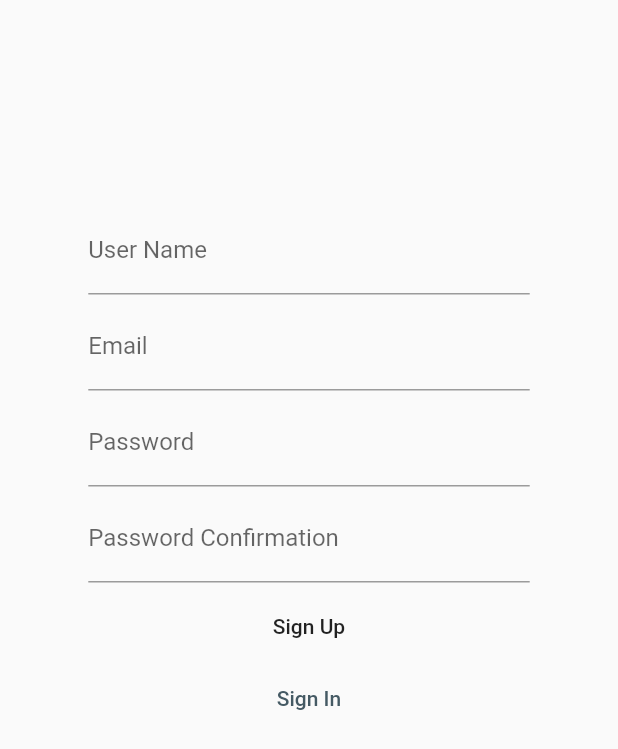
After one commit to ywaz/PingMe, a Flutter app: the SignUpScreen screen opened by its route, after a tap on "Sign Up", on a phone screen of 412 x 824 dp. The commit adds this screen. Shown: the top 749 px of the screen. Run offline on Flutter 3.47's test engine with Material 2 defaults, Android fonts, the phone set to English and light mode, and no system bars; our stand-ins replace bloc, cloud_firestore, equatable, firebase_auth, firebase_core, flutter_bloc; accounts and stored records are empty.

Commit message:
SignUp state, Cubit and Screen addition, sign up error handling

```diff
--- /dev/null
+++ b/lib/bloc/signup_cubit.dart
@@ -0,0 +1,67 @@
+import 'package:flutter_bloc/flutter_bloc.dart';
+import 'package:pingMe/bloc/signup_state.dart';
+import 'package:pingMe/repository/authentication_repository.dart';
+import 'package:pingMe/models/form_validators.dart' as formz;
+
+class SignUPCubit extends Cubit<SignUpState> {
+  AuthenticationRepository _authenticationRepository;
+
+  SignUPCubit(AuthenticationRepository authRepo)
+      : assert(authRepo != null),
+        _authenticationRepository = authRepo,
+        super(SignUpState());
+
+  void checkInput(String value, String input, [String validatedPwd]) {
+    switch (input) {
+      case 'email':
+        if (!formz.emailValidator(value)) {
+          emit(state.copyWith(
+              email: value, status: formz.FormStatus.invalidEmail));
+        } else {
+          emit(state.copyWith(email: value, status: formz.FormStatus.validEmail));
+        }
+        break;
+      case 'pwd':
+        if (!formz.passwordvalidator(value)) {
+          emit(state.copyWith(
+              password: value, status: formz.FormStatus.invalidPwd));
+        } else {
+          emit(state.copyWith(password: value, status: formz.FormStatus.validPwd));
+        }
+        break;
+      case 'pwdValidation':
+        if (value == validatedPwd && validatedPwd.isNotEmpty) {
+          emit(state.copyWith(status: formz.FormStatus.validPwdConfirmation));
+        } else {
+          emit(state.copyWith(status: formz.FormStatus.notMatching));
+        }
+        break;
+      case 'userName':
+        if (value.isEmpty) {
+          emit(state.copyWith(
+              userName: value, status: formz.FormStatus.emptyInput));
+        } else {
+          emit(state.copyWith(userName: value, status: formz.FormStatus.validuserName));
+        }
+        break;
+      default:
+        return;
+    }
+  }
+
+  Future<void> createAccount(String email, String userName, String pwd) async {
+    try {
+      emit(state.copyWith(
+          email: email,
+          userName: userName,
+          password: pwd,
+          status: formz.FormStatus.signUpRequested));
+      await _authenticationRepository.signUp(
+          email: email, pwd: pwd, userName: userName);
+      emit(state.copyWith(status: formz.FormStatus.signUpSuccesfull));
+    } on Exception {
+      print('signup failure occured');
+      emit(state.copyWith(status: formz.FormStatus.signUpFailure));
+    }
+  }
+}
--- /dev/null
+++ b/lib/bloc/signup_state.dart
@@ -0,0 +1,25 @@
+import 'package:equatable/equatable.dart';
+import 'package:pingMe/models/form_validators.dart' as formz;
+
+class SignUpState extends Equatable {
+  final String userName, email, password;
+  final formz.FormStatus status;
+
+  SignUpState({this.userName='', this.email='', this.password='', this.status=formz.FormStatus.pure});
+
+  List<dynamic> get props => [userName, email, password, status];
+
+  SignUpState copyWith(
+      {String userName,
+      String email,
+      String password,
+      formz.FormStatus status}) {
+    return SignUpState(
+        email: email ?? this.email,
+        userName: userName ?? this.userName,
+        password: password ?? this.password,
+        status: status ?? this.status);
+  }
+
+
+}
--- a/lib/main.dart
+++ b/lib/main.dart
@@ -11,6 +11,7 @@ import 'package:pingMe/repository/repository.dart';
 import 'package:flutter/foundation.dart';
 import 'package:pingMe/screens/conversations_screen.dart';
 import 'package:pingMe/screens/login_screen.dart';
+import 'package:pingMe/screens/signup_screen.dart';
 import 'repository/repository.dart';
 import 'package:pingMe/screens/splash_screen.dart';
 
@@ -44,10 +45,10 @@ class PingMe extends StatelessWidget {
         primarySwatch: Colors.blue,
         visualDensity: VisualDensity.adaptivePlatformDensity,
       ),
-      // routes: {
-      //   '/': (ctx)=> LoginScreen(),
-      //   ConversationsScreen.routeName: (ctx)=> ConversationsScreen(),
-      // },
+      routes: {
+        LoginScreen.route: (ctx)=> LoginScreen(),
+        SignUpScreen.route: (ctx)=>SignUpScreen(),
+      },
       home: BlocProvider<AuthBloc>(
         create: (ctx) => AuthBloc(ctx.repository<AuthenticationRepository>()),
         child:
@@ -55,7 +56,6 @@ class PingMe extends StatelessWidget {
           if (state is UnAuthenticated) {
             return LoginScreen();
           } else if (state is Authenticated) {
-            print('main widget the current user is : ${state.user.userId}');
             return ConversationsScreen(state.user);
           } else {
             return SplashScreen();
--- a/lib/models/form_validators.dart
+++ b/lib/models/form_validators.dart
@@ -1,3 +1,4 @@
+  enum FormStatus{invalidEmail, invalidUserName, invalidPwd, emptyInput, validEmail, validuserName, validPwd, validPwdConfirmation,notMatching,pure, signUpRequested, signUpSuccesfull, signUpFailure}
 
   bool emailValidator(String email){
     RegExp regex = RegExp(r'^[a-zA-Z0-9.!#$%&’*+/=?^_`{|}~-]+@[a-zA-Z0-9-]+(?:\.[a-zA-Z0-9-]+)*$');
--- a/lib/repository/authentication_repository.dart
+++ b/lib/repository/authentication_repository.dart
@@ -11,6 +11,9 @@ class LogOutFailure implements Exception {}
 
 class AuthenticationRepository {
   final FirebaseAuth _auth;
+  // final FirebaseFirestore _firestore;
+  // , _firestore=firestore?? FirebaseFirestore.instance
+  // , FirebaseFirestore firestore
   AuthenticationRepository({FirebaseAuth userAuth})
       : _auth = userAuth ??
             FirebaseAuth
@@ -46,7 +49,8 @@ class AuthenticationRepository {
       UserCredential userCredential = await _auth
           .createUserWithEmailAndPassword(email: email, password: pwd);
       await userCredential.user.updateProfile(displayName: userName);
-    } on Exception {
+    } on Exception catch(e){
+      print(e);
       throw SignUpFailure();
     }
   }
@@ -64,6 +68,8 @@ class AuthenticationRepository {
     }
   }
 
+
+
   Future<void> logOut() async {
     try {
       await _auth.signOut();
--- a/lib/repository/repository.dart
+++ b/lib/repository/repository.dart
@@ -69,4 +69,8 @@ class Repository {
       return conversationIds;
 
   }
+
+  static  registerUser(String email, String uID, String userName){
+
+  }
 }
--- a/lib/screens/conversations_screen.dart
+++ b/lib/screens/conversations_screen.dart
@@ -7,23 +7,39 @@ import 'package:pingMe/screens/messages_screen.dart';
 import 'package:pingMe/repository/user.dart' as userModel;
 
 class ConversationsScreen extends StatelessWidget {
-  static const String routeName='ConversationsScreen';
+  static const String routeName = 'ConversationsScreen';
   final userModel.User user;
 
-  ConversationsScreen(this.user):assert(user!=null);
+  ConversationsScreen(this.user) : assert(user != null);
 
   @override
   Widget build(BuildContext context) {
     return Scaffold(
       appBar: AppBar(
-        actions: [IconButton(icon: Icon(Icons.exit_to_app),  onPressed: ()=>context.bloc<AuthBloc>()..add(AuthLogOut()))],
+        title: RichText(text: TextSpan(
+          children: <TextSpan>[
+            TextSpan(text:'Welcome', style: TextStyle(fontStyle: FontStyle.italic, fontSize: 18)),
+            TextSpan(text: ' ${user.userName}', style: TextStyle(fontWeight: FontWeight.bold, fontSize: 20 ))
+          ]
+        )),
+        actions: [
+          IconButton(
+              icon: Icon(Icons.exit_to_app,),
+              onPressed: () => context.bloc<AuthBloc>()..add(AuthLogOut()))
+        ],
       ),
       body: FutureBuilder(
           future: RepositoryProvider.of<Repository>(context)
               .retrieveConversationsContacts(user.userId),
           builder: (context, conversationsList) {
-          return conversationsList.connectionState == ConnectionState.done
-              ? ListView.builder(
+            if (conversationsList.connectionState == ConnectionState.waiting) {
+              return Center(child: CircularProgressIndicator());
+            } else if (conversationsList.connectionState ==
+                ConnectionState.done) {
+              if (conversationsList.data.length == 0) {
+                return Center(child: Text('No Conversations found !'));
+              } else {
+                return ListView.builder(
                     itemCount: conversationsList.data.length,
                     itemBuilder: (context, index) {
                       return Card(
@@ -32,16 +48,22 @@ class ConversationsScreen extends StatelessWidget {
                         elevation: 6,
                         child: ListTile(
                           leading: Icon(Icons.person),
-                        title: Text(conversationsList.data[index]['receiver']),
-                        onTap: ()=>Navigator.of(context).push(MaterialPageRoute(builder: (context){
-                          return MessagesScreen(conversationId: conversationsList.data[index]['conversation'], );
+                          title:
+                              Text(conversationsList.data[index]['receiver']),
+                          onTap: () => Navigator.of(context)
+                              .push(MaterialPageRoute(builder: (context) {
+                            return MessagesScreen(
+                              conversationId: conversationsList.data[index]
+                                  ['conversation'],
+                            );
                           })),
                         ),
                       );
-                  })
-              : Center(child: CircularProgressIndicator());
-        },
-      ),
+                    });
+              }
+            }
+            return null;
+          }),
     );
   }
 }
--- a/lib/screens/login_screen.dart
+++ b/lib/screens/login_screen.dart
@@ -4,8 +4,10 @@ import 'package:flutter_bloc/flutter_bloc.dart';
 import 'package:pingMe/bloc/login_cubit.dart';
 import 'package:pingMe/bloc/login_state.dart';
 import 'package:pingMe/repository/authentication_repository.dart';
+import 'package:pingMe/screens/signup_screen.dart';
 
 class LoginScreen extends StatelessWidget {
+  static const String route= '/LoginScreen';
   @override
   Widget build(BuildContext context) {
     final TextEditingController _emailController = TextEditingController();
@@ -18,20 +20,11 @@ class LoginScreen extends StatelessWidget {
       child: Scaffold(
         body: BlocBuilder<LoginCubit, LoginState>(
           builder: (context, LoginState state) {
-            if (state is LoginFailure) {
-              // Scaffold.of(context).showSnackBar(SnackBar(
-              //   elevation: 5,
-              //   backgroundColor: Colors.red,
-              //   content: Text('Login Has Failed!'),
-              // ));
-              print('Login Failed!');
-            }
-
             return Align(
               alignment: Alignment.center,
               child: Container(
-                padding: EdgeInsets.only(top: size.height/5),
-                width: size.width*5/7,
+                padding: EdgeInsets.only(top: size.height / 5),
+                width: size.width * 5 / 7,
                 child: ListView(
                   scrollDirection: Axis.vertical,
                   children: [
@@ -39,16 +32,14 @@ class LoginScreen extends StatelessWidget {
                       controller: _emailController,
                       keyboardType: TextInputType.emailAddress,
                       decoration: InputDecoration(
-                        labelText: 'Email@',
+                        labelText: 'Email',
                         errorText:
                             (state is EmailNeeded) ? 'Invalid Email' : null,
                       ),
                       textInputAction: TextInputAction.next,
                       onChanged: (value) {
-
                         context.bloc<LoginCubit>().emailChanged(value);
                       },
-
                     ),
                     SizedBox(
                       height: 5,
@@ -76,12 +67,23 @@ class LoginScreen extends StatelessWidget {
                               if (_emailController.text.isNotEmpty &&
                                   _pwdController.text.isNotEmpty) {
                                 context.bloc<LoginCubit>().signInWithEmail(
-                                    _emailController.text,
-                                    _pwdController.text);
+                                    _emailController.text, _pwdController.text);
+                              }
+                              if (state is LoginFailure) {
+                                Scaffold.of(context).showSnackBar(SnackBar(
+                                  elevation: 5,
+                                  backgroundColor: Colors.red,
+                                  content: Text('Login Has Failed!'),
+                                ));
                               }
                             },
                             child: Text('Login'),
-                          )
+                          ),
+                          FlatButton(
+
+                            textColor: Colors.blueGrey[600],
+                            child: Text('Create Account', ),
+                            onPressed: ()=>Navigator.of(context).pushReplacementNamed(SignUpScreen.route))
                   ],
                 ),
               ),
--- /dev/null
+++ b/lib/screens/signup_screen.dart
@@ -0,0 +1,333 @@
+import 'package:flutter/material.dart';
+
+import 'package:flutter_bloc/flutter_bloc.dart';
+import 'package:pingMe/bloc/signup_cubit.dart';
+import 'package:pingMe/bloc/signup_state.dart';
+import 'package:pingMe/repository/authentication_repository.dart';
+import 'package:pingMe/models/form_validators.dart' as formz;
+import 'package:pingMe/screens/login_screen.dart';
+
+class SignUpScreen extends StatelessWidget {
+  static const String route = '/SignUpScreen';
+
+  @override
+  Widget build(BuildContext context) {
+    TextEditingController _emailController = TextEditingController();
+    TextEditingController _userNameController = TextEditingController();
+    TextEditingController _pwdController = TextEditingController();
+    TextEditingController _pwdConfirmationController = TextEditingController();
+
+    Size size = MediaQuery.of(context).size;
+    return BlocProvider<SignUPCubit>(
+        create: (context) => SignUPCubit(
+            RepositoryProvider.of<AuthenticationRepository>(context)),
+        child: Scaffold(
+            body: BlocListener<SignUPCubit, SignUpState>(
+                listener: (context, state) {
+                  if (state.status == formz.FormStatus.signUpSuccesfull) {
+                    Scaffold.of(context)..showSnackBar(SnackBar(
+
+                      content: Text('Account Created'),
+                      backgroundColor: Colors.green,
+                    ));
+                    FocusScope.of(context).unfocus();
+                    Navigator.of(context).pushReplacementNamed('/');
+
+                  } else if (state.status == formz.FormStatus.signUpFailure) {
+                    Scaffold.of(context).showSnackBar(SnackBar(
+                      content: Text('Account Creation Failure'),
+                      elevation: 5,
+                    ));
+                  }
+                },
+                child: Align(
+                    alignment: Alignment.center,
+                    child: Container(
+                        padding: EdgeInsets.only(top: size.height / 6),
+                        width: size.width * 5 / 7,
+                        child: ListView(
+                          scrollDirection: Axis.vertical,
+                          children: [
+                            UserNameBuilder(
+                                userNameController: _userNameController),
+                            SizedBox(
+                              height: 5,
+                            ),
+                            EmailBuilder(emailController: _emailController),
+                            SizedBox(height: 5),
+                            PWDBuilder(pwdController: _pwdController),
+                            SizedBox(height: 5),
+                            PWDConfirmBuilder(
+                                pwdConfirmationController:
+                                    _pwdConfirmationController,
+                                pwdController: _pwdController),
+                            SizedBox(height: 5),
+                            SubmissionBuilder(
+                                emailController: _emailController,
+                                userNameController: _userNameController,
+                                pwdController: _pwdController,
+                                pwdConfirmationController:
+                                    _pwdConfirmationController),
+                            FlatButton(
+                                child: Text('Sign In'),
+                                textColor: Colors.blueGrey[700],
+                                onPressed: () => Navigator.of(context)
+                                    .pushReplacementNamed(LoginScreen.route))
+                          ],
+                        ))))));
+  }
+}
+
+class SubmissionBuilder extends StatelessWidget {
+  const SubmissionBuilder({
+    Key key,
+    @required TextEditingController emailController,
+    @required TextEditingController userNameController,
+    @required TextEditingController pwdController,
+    @required TextEditingController pwdConfirmationController,
+  })  : _emailController = emailController,
+        _userNameController = userNameController,
+        _pwdController = pwdController,
+        _pwdConfirmationController = pwdConfirmationController,
+        super(key: key);
+
+  final TextEditingController _emailController;
+  final TextEditingController _userNameController;
+  final TextEditingController _pwdController;
+  final TextEditingController _pwdConfirmationController;
+
+  @override
+  Widget build(BuildContext context) {
+    return BlocBuilder<SignUPCubit, SignUpState>(
+        buildWhen: (previousState, currentState) =>
+            previousState.status != currentState.status,
+        builder: (context, state) {
+          return (state.status == formz.FormStatus.signUpRequested)
+              ? Center(child: CircularProgressIndicator())
+              : FlatButton(
+                  onPressed: () async {
+                    if (state.status != formz.FormStatus.invalidEmail &&
+                        state.status != formz.FormStatus.invalidPwd &&
+                        state.status != formz.FormStatus.invalidUserName &&
+                        state.status != formz.FormStatus.notMatching &&
+                        _emailController.text.isNotEmpty &&
+                        _userNameController.text.isNotEmpty &&
+                        _pwdController.text.isNotEmpty &&
+                        _pwdConfirmationController.text.isNotEmpty) {
+                      await context.bloc<SignUPCubit>().createAccount(
+                          _emailController.text,
+                          _userNameController.text,
+                          _pwdController.text);
+                    }
+                  },
+                  child: Text('Sign Up'),
+                );
+        });
+  }
+}
+
+class PWDConfirmBuilder extends StatelessWidget {
+  const PWDConfirmBuilder({
+    Key key,
+    @required TextEditingController pwdConfirmationController,
+    @required TextEditingController pwdController,
+  })  : _pwdConfirmationController = pwdConfirmationController,
+        _pwdController = pwdController,
+        super(key: key);
+
+  final TextEditingController _pwdConfirmationController;
+  final TextEditingController _pwdController;
+
+  @override
+  Widget build(BuildContext context) {
+    return BlocBuilder<SignUPCubit, SignUpState>(
+      buildWhen: (previousState, currentState) =>
+          previousState.status != currentState.status,
+      builder: (context, state) {
+        return Row(
+          children: [
+            Flexible(
+              flex: 4,
+              child: TextFormField(
+                textInputAction: TextInputAction.next,
+                controller: _pwdConfirmationController,
+                decoration: InputDecoration(
+                  labelText: 'Password Confirmation',
+                  errorText: state.status == formz.FormStatus.notMatching
+                      ? 'Unmatched pwd'
+                      : null,
+                ),
+                obscureText: true,
+                keyboardType: TextInputType.visiblePassword,
+                onChanged: (value) => context
+                    .bloc<SignUPCubit>()
+                    .checkInput(_pwdController.text, 'pwdValidation', value),
+              ),
+            ),
+            if (state.status == formz.FormStatus.validPwdConfirmation)
+              Flexible(
+                flex: 1,
+                child: Padding(
+                  padding: const EdgeInsets.only(left: 5.0),
+                  child: Icon(
+                    Icons.check_circle_outline,
+                    color: Colors.green,
+                  ),
+                ),
+              )
+          ],
+        );
+      },
+    );
+  }
+}
+
+class PWDBuilder extends StatelessWidget {
+  const PWDBuilder({
+    Key key,
+    @required TextEditingController pwdController,
+  })  : _pwdController = pwdController,
+        super(key: key);
+
+  final TextEditingController _pwdController;
+
+  @override
+  Widget build(BuildContext context) {
+    return BlocBuilder<SignUPCubit, SignUpState>(
+      buildWhen: (previousState, currentState) =>
+          previousState.status != currentState.status,
+      builder: (context, state) {
+        return Row(
+          children: [
+            Flexible(
+              flex: 4,
+              child: TextFormField(
+                controller: _pwdController,
+                decoration: InputDecoration(
+                  labelText: 'Password',
+                  errorText: state.status == formz.FormStatus.invalidPwd
+                      ? 'Invalid Password'
+                      : null,
+                ),
+                obscureText: true,
+                keyboardType: TextInputType.visiblePassword,
+                onChanged: (value) =>
+                    context.bloc<SignUPCubit>().checkInput(value, 'pwd'),
+              ),
+            ),
+            if (state.status == formz.FormStatus.validPwd)
+              Flexible(
+                flex: 1,
+                child: Padding(
+                  padding: const EdgeInsets.only(left: 5.0),
+                  child: Icon(
+                    Icons.check_circle_outline,
+                    color: Colors.green,
+                  ),
+                ),
+              )
+          ],
+        );
+      },
+    );
+  }
+}
+
+class EmailBuilder extends StatelessWidget {
+  const EmailBuilder({
+    Key key,
+    @required TextEditingController emailController,
+  })  : _emailController = emailController,
+        super(key: key);
+
+  final TextEditingController _emailController;
+
+  @override
+  Widget build(BuildContext context) {
+    return BlocBuilder<SignUPCubit, SignUpState>(
+        buildWhen: (previousState, currentState) =>
+            previousState.status != currentState.status,
+        builder: (context, state) {
+          return Row(
+            children: [
+              Flexible(
+                flex: 4,
+                child: TextFormField(
+                  controller: _emailController,
+                  decoration: InputDecoration(
+                    labelText: 'Email',
+                    errorText: state.status == formz.FormStatus.invalidEmail
+                        ? 'Invalid Email'
+                        : null,
+                  ),
+                  keyboardType: TextInputType.emailAddress,
+                  onChanged: (value) =>
+                      context.bloc<SignUPCubit>().checkInput(value, 'email'),
+                ),
+              ),
+              if (state.status == formz.FormStatus.validEmail)
+                Flexible(
+                  flex: 1,
+                  child: Padding(
+                    padding: const EdgeInsets.only(left: 5.0),
+                    child: Icon(
+                      Icons.check_circle_outline,
+                      color: Colors.green,
+                    ),
+                  ),
+                )
+            ],
+          );
+        });
+  }
+}
+
+class UserNameBuilder extends StatelessWidget {
+  const UserNameBuilder({
+    Key key,
+    @required TextEditingController userNameController,
+  })  : _userNameController = userNameController,
+        super(key: key);
+
+  final TextEditingController _userNameController;
+
+  @override
+  Widget build(BuildContext context) {
+    return BlocBuilder<SignUPCubit, SignUpState>(
+      buildWhen: (previousState, currentState) =>
+          previousState.status != currentState.status,
+      builder: (context, state) {
+        return Row(
+          children: [
+            Flexible(
+              flex: 1,
+              child: TextFormField(
+                controller: _userNameController,
+                decoration: InputDecoration(
+                  labelText: 'User Name',
+                  errorText: state.status == formz.FormStatus.emptyInput
+                      ? 'Empty User Name'
+                      : null,
+                ),
+                keyboardType: TextInputType.name,
+                onChanged: (value) =>
+                    context.bloc<SignUPCubit>().checkInput(value, 'userName'),
+              ),
+            ),
+            if (state.status == formz.FormStatus.validuserName)
+              Flexible(
+                flex: 1,
+                child: Padding(
+                  padding: const EdgeInsets.only(left: 5.0),
+                  child: Icon(
+                    Icons.check_circle_outline,
+                    color: Colors.green,
+                  ),
+                ),
+              )
+          ],
+        );
+      },
+    );
+  }
+}
```
Lines whose indentation alone changed are shown as unchanged.
